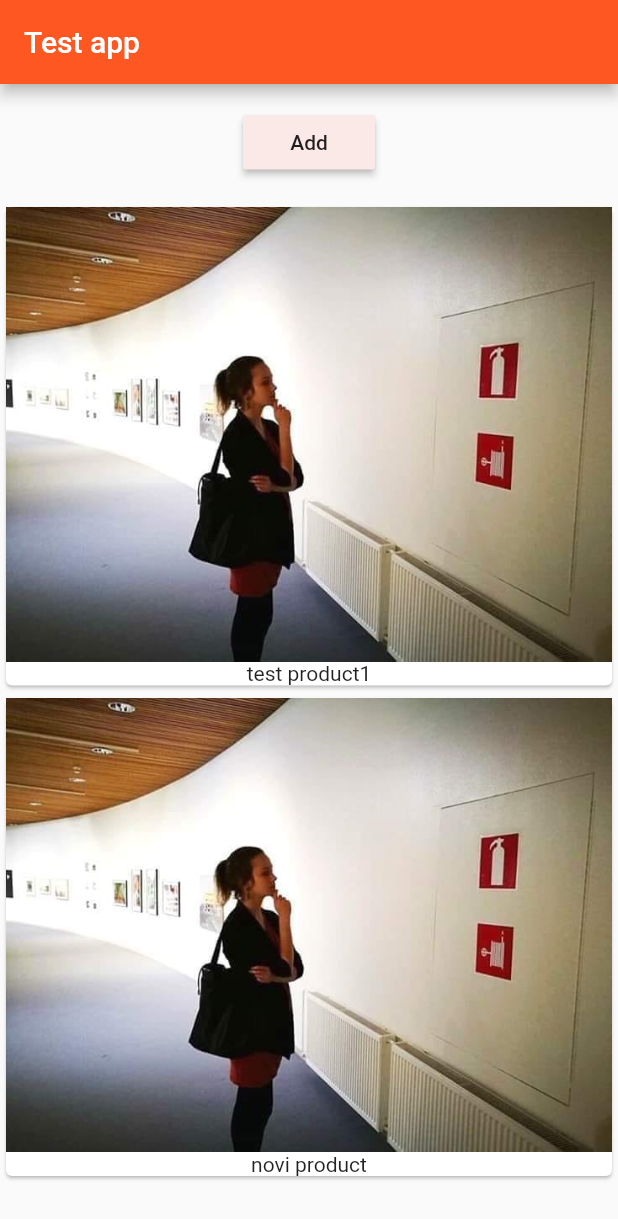
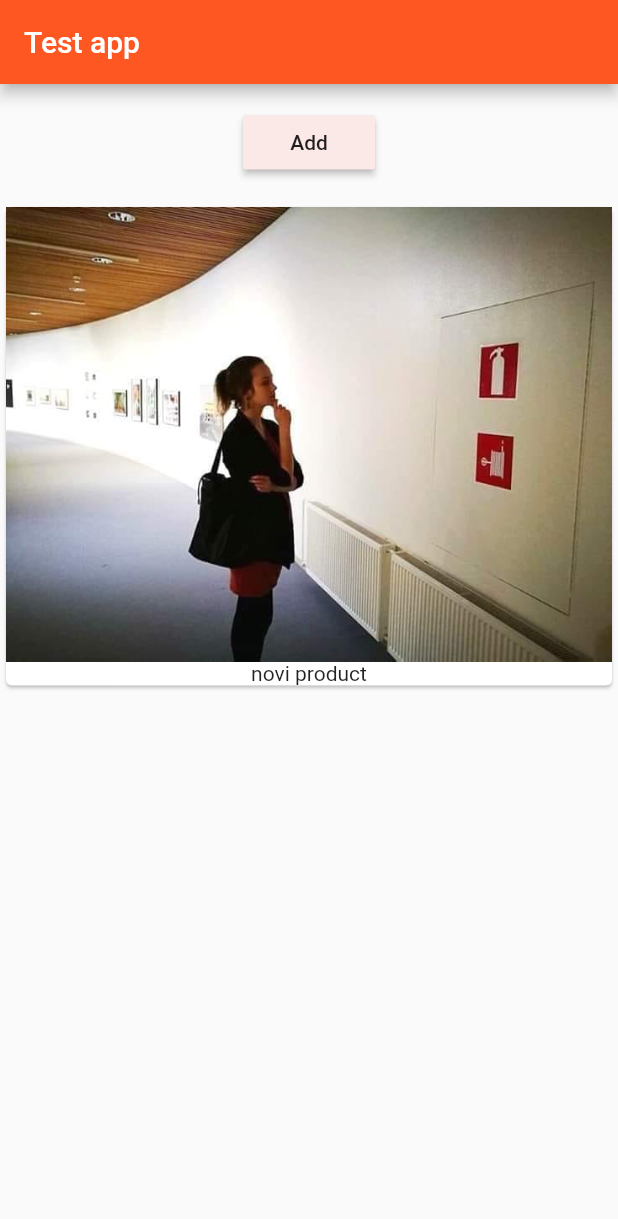
Before and after one commit to ivominic/fluttertest, a Flutter app: the screen it shows after launch, after a tap on "Add", on a phone screen of 412 x 824 dp. Shown: the top 1219 px of the screen. Run offline on Flutter 3.47's test engine with Material 2 defaults, Android fonts, the phone set to English and light mode, and no system bars.

Commit message:
Sređen skrol
Zamijenjen Column widget sa ListView widgetom. ListView.builder()
koristiti za liste sa velikim brojem itema.

```diff
--- a/lib/main.dart
+++ b/lib/main.dart
@@ -16,7 +16,8 @@ class MyApp extends StatelessWidget {
           appBar: AppBar(
             title: Text('Test app'),
           ),
-          body: ProductManager('test product1')),
+          body: ProductManager()),
+      //body: ProductManager(startingProduct: 'Početni')), //Ako se unese, onda prikazuje prvi item na startu, inače ne. Mora se unijeti naziv opcionog parametra
     );
   }
 }
--- a/lib/product_manager.dart
+++ b/lib/product_manager.dart
@@ -6,7 +6,8 @@ import './product_control.dart';
 class ProductManager extends StatefulWidget {
   final String startingProduct;
 
-  ProductManager(this.startingProduct);
+  ProductManager(
+      {this.startingProduct}); //vitičaste zagrade označavaju opcioni parametar
 
   @override
   State<StatefulWidget> createState() {
@@ -21,7 +22,9 @@ class _ProductManagerState extends State<ProductManager> {
   @override
   void initState() {
     super.initState();
-    _products.add(widget.startingProduct);
+    if (widget.startingProduct != null) {
+      _products.add(widget.startingProduct);
+    }
   }
 
   void _addProduct(String product) {
@@ -39,7 +42,8 @@ class _ProductManagerState extends State<ProductManager> {
           margin: EdgeInsets.all(15),
           child: ProductControl(_addProduct),
         ),
-        Products(_products)
+        //Container(height: 400, child: Products(_products)),//ako postavi listu ispod kontrole (dugme u ovom slučaju), mora ići u kontejner
+        Expanded(child: Products(_products)), //ovo uzima preostali prostor
       ],
     );
   }
--- a/lib/products.dart
+++ b/lib/products.dart
@@ -5,21 +5,28 @@ class Products extends StatelessWidget {
 
   Products(this.products);
 
+  Widget _buildProductItem(BuildContext context, int index) {
+    return Card(
+      child: Column(
+        children: <Widget>[
+          Image.asset('assets/images/image1.jpg'),
+          Text(products[index]),
+        ],
+      ),
+    );
+  }
+
   @override
   Widget build(BuildContext context) {
-    return Column(
-      children: products
-          .map(
-            (element) => Card(
-              child: Column(
-                children: <Widget>[
-                  Image.asset('assets/images/image1.jpg'),
-                  Text(element),
-                ],
-              ),
-            ),
-          )
-          .toList(),
+    Widget productCard = Center(
+      child: Text('Nema zapisa, potrebno je unijeti neki'),
     );
+    if (products.length > 0) {
+      productCard = ListView.builder(
+        itemBuilder: _buildProductItem,
+        itemCount: products.length,
+      );
+    }
+    return productCard;
   }
 }
```
